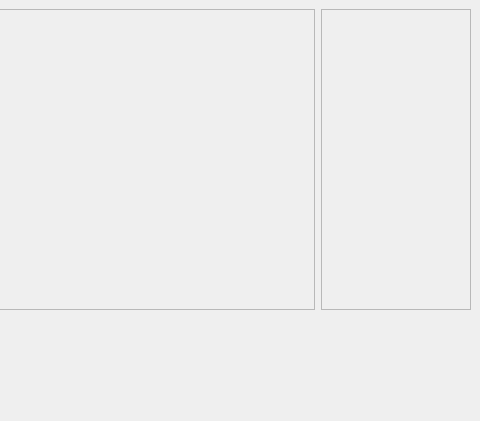
First picture: the form in TDC/TDCGUI_MultiWindow.ui, repository gmondee/BigGUI, before the edit; both pictures show x 448 to 928 and y 0 to 421 of the 928 by 744 pixel window.
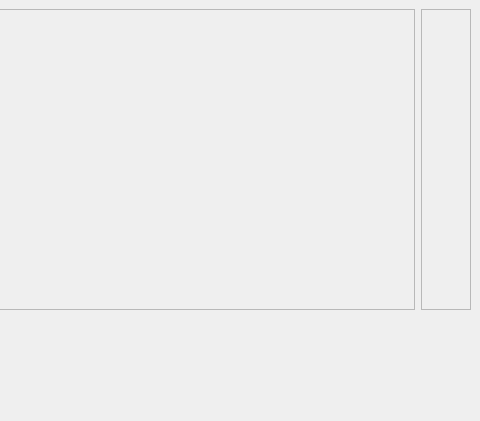
Second picture: the form after the edit. Custom widgets are drawn as their Qt base class.

Patch:
```diff
--- a/TDC/TDCGUI_MultiWindow.ui
+++ b/TDC/TDCGUI_MultiWindow.ui
@@ -68,7 +68,7 @@
         </property>
         <property name="minimumSize">
          <size>
-          <width>150</width>
+          <width>50</width>
           <height>0</height>
          </size>
         </property>
```
